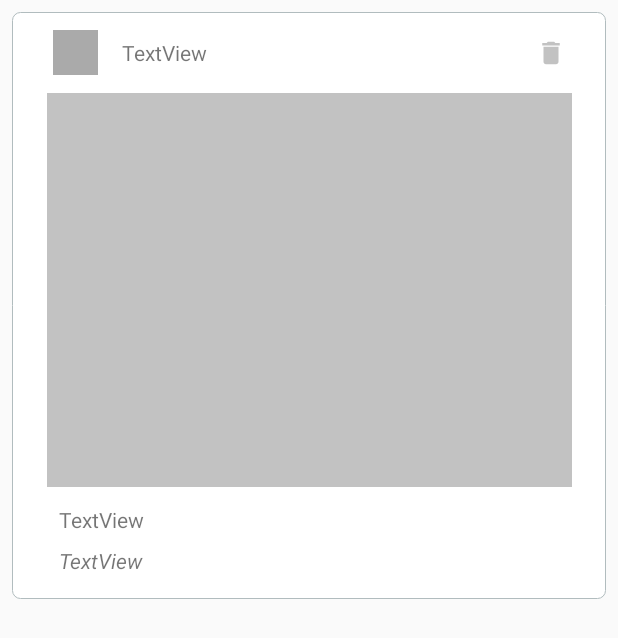
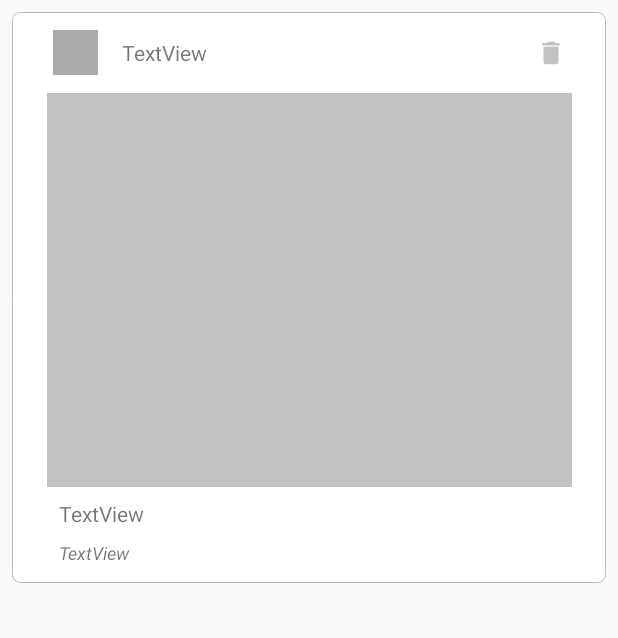
Before and after one commit to yewlimc/ImageView, an Android app: the layout post_item.xml on its own in the app's theme, with its tools: preview values and no code run, on a phone screen of 412 x 824 dp. Shown: the top 638 px of the screen. Run offline under Robolectric (Android 15) with nearby library versions, the phone set to English and light mode, and no system bars.

Commit message:
Additional cleaning for new layout

```diff
--- a/app/src/main/res/layout/post_item.xml
+++ b/app/src/main/res/layout/post_item.xml
@@ -52,8 +52,9 @@
         android:layout_width="100dp"
         android:layout_height="wrap_content"
         android:layout_marginTop="8dp"
-        android:layout_marginBottom="8dp"
+        android:layout_marginBottom="4dp"
         android:text="TextView"
+        android:textSize="12sp"
         android:textStyle="italic"
         app:layout_constraintBottom_toBottomOf="parent"
         app:layout_constraintStart_toStartOf="@+id/postDesc"
@@ -64,7 +65,7 @@
         android:layout_width="0dp"
         android:layout_height="wrap_content"
         android:layout_marginStart="8dp"
-        android:layout_marginTop="12dp"
+        android:layout_marginTop="8dp"
         android:layout_marginEnd="8dp"
         android:text="TextView"
         app:layout_constraintEnd_toEndOf="@+id/postImage"
```
